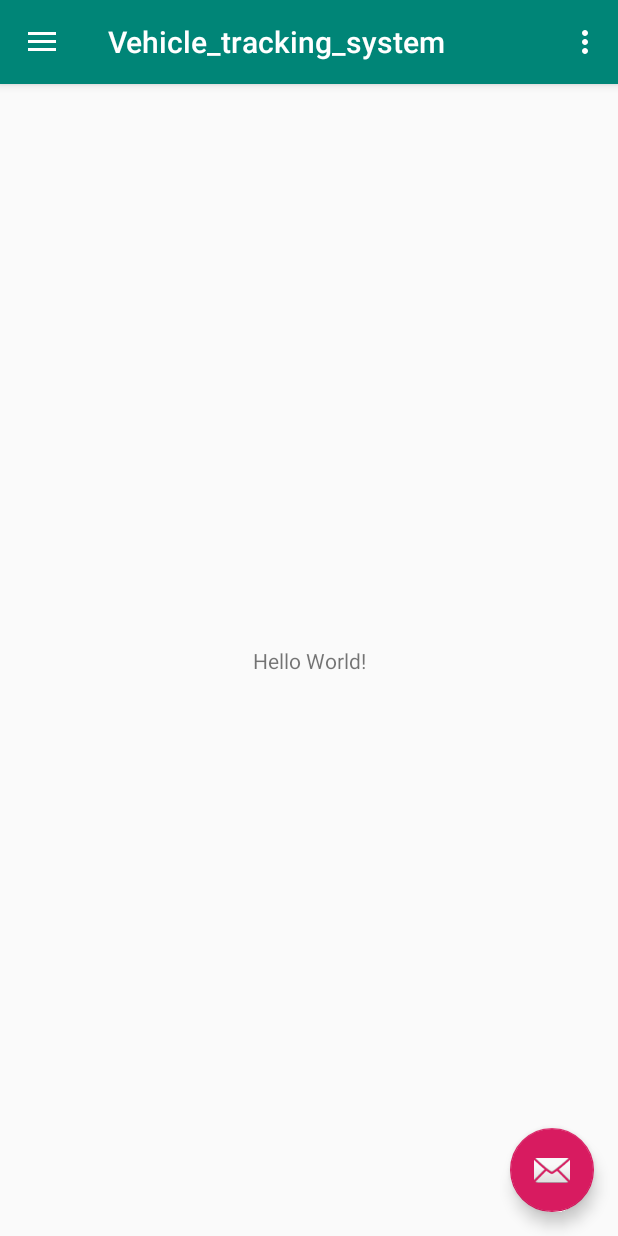
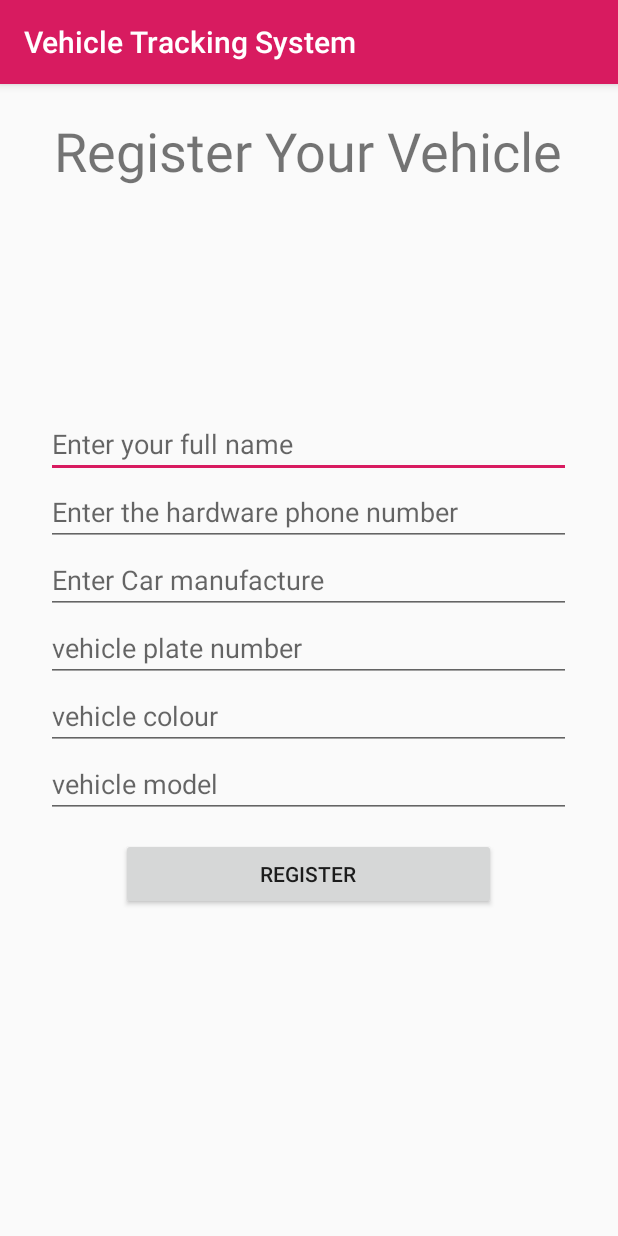
Before and after one commit to Tito-DM/vts, an Android app: the screen it shows after launch (MainActivity before the commit, Vehicle_registration after it), on a phone screen of 412 x 824 dp. Run offline under Robolectric (Android 15) with nearby library versions, the phone set to English and light mode, and no system bars; libraries missing offline, so code that uses them is left out: com.firebase.client; 1 statement that could not run was skipped.

Commit message:
add registration activity

```diff
--- a/app/build.gradle
+++ b/app/build.gradle
@@ -23,10 +23,15 @@ dependencies {
     implementation 'com.android.support:appcompat-v7:28.0.0'
     implementation 'com.android.support:design:28.0.0'
     implementation 'com.android.support.constraint:constraint-layout:1.1.3'
+    implementation 'com.google.android.gms:play-services-auth:12.0.1'
+    implementation 'com.google.firebase:firebase-messaging:12.0.1'
     testImplementation 'junit:junit:4.12'
     androidTestImplementation 'com.android.support.test:runner:1.0.2'
     androidTestImplementation 'com.android.support.test.espresso:espresso-core:3.0.2'
     implementation 'com.google.firebase:firebase-core:16.0.1'
+    implementation 'com.firebase:firebase-client-android:2.3.1'
+    implementation 'com.google.firebase:firebase-database:16.0.1'
+    implementation 'com.google.firebase:firebase-auth:16.0.1'
 }
 
 apply plugin: 'com.google.gms.google-services'
--- /dev/null
+++ b/app/src/main/java/com/example/pyong/vehicle_tracking_system/FireBaseApp.java
@@ -0,0 +1,14 @@
+package com.example.pyong.vehicle_tracking_system;
+
+import android.app.Application;
+
+import com.firebase.client.Firebase;
+
+public class FireBaseApp extends Application {
+    @Override
+    public void onCreate() {
+        super.onCreate();
+
+        Firebase.setAndroidContext(this);
+    }
+}
--- /dev/null
+++ b/app/src/main/java/com/example/pyong/vehicle_tracking_system/Vehicle_registration.java
@@ -0,0 +1,13 @@
+package com.example.pyong.vehicle_tracking_system;
+
+import android.support.v7.app.AppCompatActivity;
+import android.os.Bundle;
+
+public class Vehicle_registration extends AppCompatActivity {
+
+    @Override
+    protected void onCreate(Bundle savedInstanceState) {
+        super.onCreate(savedInstanceState);
+        setContentView(R.layout.activity_vehicle_registration);
+    }
+}
--- a/app/src/main/res/layout/activity_main.xml
+++ b/app/src/main/res/layout/activity_main.xml
@@ -5,6 +5,7 @@
     android:id="@+id/drawer_layout"
     android:layout_width="match_parent"
     android:layout_height="match_parent"
+
     android:fitsSystemWindows="true"
     tools:openDrawer="start">
 
--- /dev/null
+++ b/app/src/main/res/layout/activity_vehicle_registration.xml
@@ -0,0 +1,92 @@
+<?xml version="1.0" encoding="utf-8"?>
+<RelativeLayout xmlns:android="http://schemas.android.com/apk/res/android"
+    xmlns:app="http://schemas.android.com/apk/res-auto"
+    xmlns:tools="http://schemas.android.com/tools"
+    android:layout_width="match_parent"
+    android:layout_height="match_parent"
+
+    tools:context=".Vehicle_registration">
+
+    <TextView
+        android:layout_width="wrap_content"
+        android:layout_height="wrap_content"
+        android:layout_alignParentTop="true"
+        android:layout_marginTop="20dp"
+        android:layout_centerHorizontal="true"
+        android:text="Register Your Vehicle"
+        android:textSize="36dp" />
+
+    <LinearLayout
+        android:layout_width="match_parent"
+        android:layout_height="wrap_content"
+        android:layout_centerInParent="true"
+        android:orientation="vertical">
+
+
+        <EditText
+            android:id="@+id/editText_name"
+            android:layout_width="350dp"
+            android:layout_gravity="center"
+            android:layout_height="wrap_content"
+            android:ems="10"
+            android:hint="Enter your full name"
+            android:inputType="textPersonName" />
+
+        <EditText
+            android:id="@+id/editText_hdwPhone"
+            android:layout_width="350dp"
+            android:layout_gravity="center"
+            android:layout_height="wrap_content"
+            android:ems="10"
+            android:hint="Enter the hardware phone number"
+            android:inputType="phone" />
+
+        <EditText
+            android:id="@+id/editText_vehicle_manufacturer"
+            android:layout_width="350dp"
+            android:layout_gravity="center"
+            android:layout_height="wrap_content"
+            android:ems="10"
+            android:hint="Enter Car manufacture"
+            android:inputType="textPersonName" />
+
+        <EditText
+            android:id="@+id/editText_plate_number"
+            android:layout_width="350dp"
+            android:layout_gravity="center"
+            android:layout_height="wrap_content"
+            android:ems="10"
+            android:hint="vehicle plate number"
+            android:inputType="textPersonName" />
+
+        <EditText
+            android:id="@+id/editText_color"
+            android:layout_width="350dp"
+            android:layout_gravity="center"
+            android:layout_height="wrap_content"
+            android:ems="10"
+            android:hint="vehicle colour"
+            android:inputType="textPersonName" />
+
+        <EditText
+            android:id="@+id/editText_model"
+            android:layout_width="350dp"
+            android:layout_gravity="center"
+            android:layout_height="wrap_content"
+            android:hint="vehicle model"
+            android:layout_marginBottom="20px"
+            android:inputType="textPersonName" />
+
+        <Button
+            android:id="@+id/button"
+            android:layout_width="250dp"
+            android:layout_height="wrap_content"
+            android:layout_gravity="center"
+            android:text="Register" />
+
+
+    </LinearLayout>
+
+
+
+</RelativeLayout>
--- a/app/src/main/res/menu/activity_main_drawer.xml
+++ b/app/src/main/res/menu/activity_main_drawer.xml
@@ -7,31 +7,15 @@
         <item
             android:id="@+id/nav_camera"
             android:icon="@drawable/ic_menu_camera"
-            android:title="Import" />
-        <item
-            android:id="@+id/nav_gallery"
-            android:icon="@drawable/ic_menu_gallery"
-            android:title="Gallery" />
-        <item
-            android:id="@+id/nav_slideshow"
-            android:icon="@drawable/ic_menu_slideshow"
-            android:title="Slideshow" />
-        <item
-            android:id="@+id/nav_manage"
-            android:icon="@drawable/ic_menu_manage"
-            android:title="Tools" />
+            android:title="Create an Account" />
     </group>
 
-    <item android:title="Communicate">
+    <item android:title="Track your Vehicle">
         <menu>
             <item
                 android:id="@+id/nav_share"
                 android:icon="@drawable/ic_menu_share"
-                android:title="Share" />
-            <item
-                android:id="@+id/nav_send"
-                android:icon="@drawable/ic_menu_send"
-                android:title="Send" />
+                android:title="About Us" />
         </menu>
     </item>
 
--- a/app/src/main/res/values/colors.xml
+++ b/app/src/main/res/values/colors.xml
@@ -1,6 +1,6 @@
 <?xml version="1.0" encoding="utf-8"?>
 <resources>
     <color name="colorPrimary">#008577</color>
-    <color name="colorPrimaryDark">#00574B</color>
+    <color name="colorPrimaryDark">#76101010</color>
     <color name="colorAccent">#D81B60</color>
 </resources>
--- a/app/src/main/res/values/strings.xml
+++ b/app/src/main/res/values/strings.xml
@@ -1,5 +1,5 @@
 <resources>
-    <string name="app_name">Vehicle_tracking_system</string>
+    <string name="app_name">Vehicle Tracking System</string>
     <string name="navigation_drawer_open">Open navigation drawer</string>
     <string name="navigation_drawer_close">Close navigation drawer</string>
     <string name="nav_header_title">Android Studio</string>
--- a/app/src/main/res/values/styles.xml
+++ b/app/src/main/res/values/styles.xml
@@ -3,7 +3,7 @@
     <!-- Base application theme. -->
     <style name="AppTheme" parent="Theme.AppCompat.Light.DarkActionBar">
         <!-- Customize your theme here. -->
-        <item name="colorPrimary">@color/colorPrimary</item>
+        <item name="colorPrimary">@color/colorAccent</item>
         <item name="colorPrimaryDark">@color/colorPrimaryDark</item>
         <item name="colorAccent">@color/colorAccent</item>
     </style>
```
Also changed, not shown: app/src/main/AndroidManifest.xml (+6 -4 lines), app/src/main/java/com/example/pyong/vehicle_tracking_system/MainActivity.java (+6 -8 lines), app/src/main/java/com/example/pyong/vehicle_tracking_system/Registration.java (added, +138 -0 lines), app/src/main/res/layout/activity_registration.xml (added, +69 -0 lines), app/src/main/res/layout/content_main.xml (+31 -1 lines), 2 other files.
